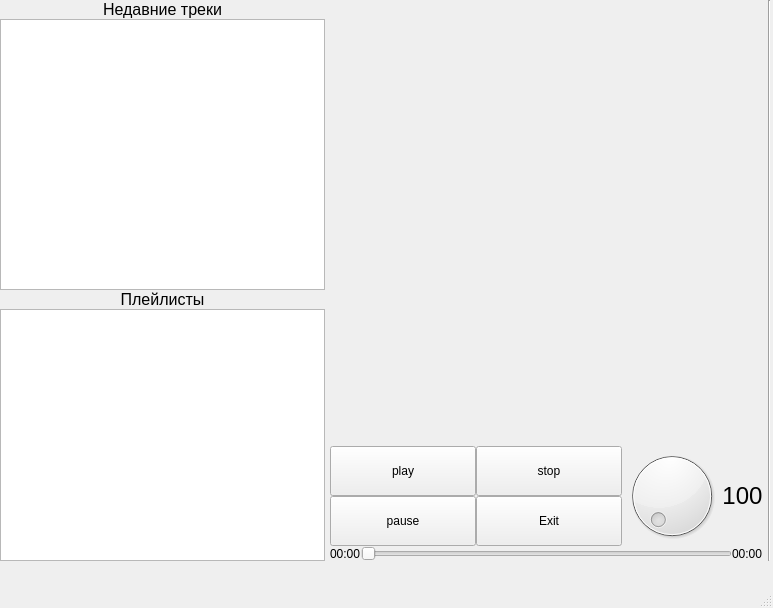
Before: the Qt Designer form please_be_final.ui in Azatish/Finally, drawn with Qt 5.
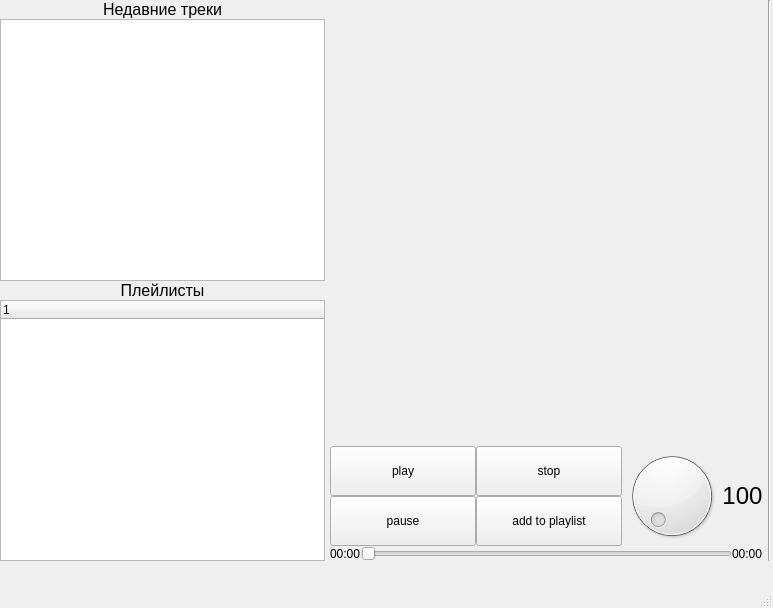
After: the same form once the commit is applied. Icons and pictures are not drawn.

Commit message: lot changes, not final:(

The edit to the form file:
```diff
--- a/please_be_final.ui
+++ b/please_be_final.ui
@@ -44,11 +44,11 @@
          </property>
         </widget>
        </item>
-       <item>
-        <widget class="QListWidget" name="previous_tracks"/>
-       </item>
        <item>
         <layout class="QVBoxLayout" name="verticalLayout">
+         <item>
+          <widget class="QListWidget" name="previous_tracks"/>
+         </item>
          <item>
           <widget class="QLabel" name="label_4">
            <property name="font">
@@ -65,7 +65,13 @@
           </widget>
          </item>
          <item>
-          <widget class="QListWidget" name="listWidget"/>
+          <widget class="QTreeWidget" name="tree">
+           <column>
+            <property name="text">
+             <string/>
+            </property>
+           </column>
+          </widget>
          </item>
         </layout>
        </item>
@@ -152,7 +158,10 @@
               </sizepolicy>
              </property>
              <property name="text">
-              <string>Exit</string>
+              <string>add to playlist</string>
+             </property>
+             <property name="add to playlist" stdset="0">
+              <string>add to playlist</string>
              </property>
             </widget>
            </item>
```
Left out of the diff: 6 changed lines with no effect on the pictures. The commit also changes 2 other files.
